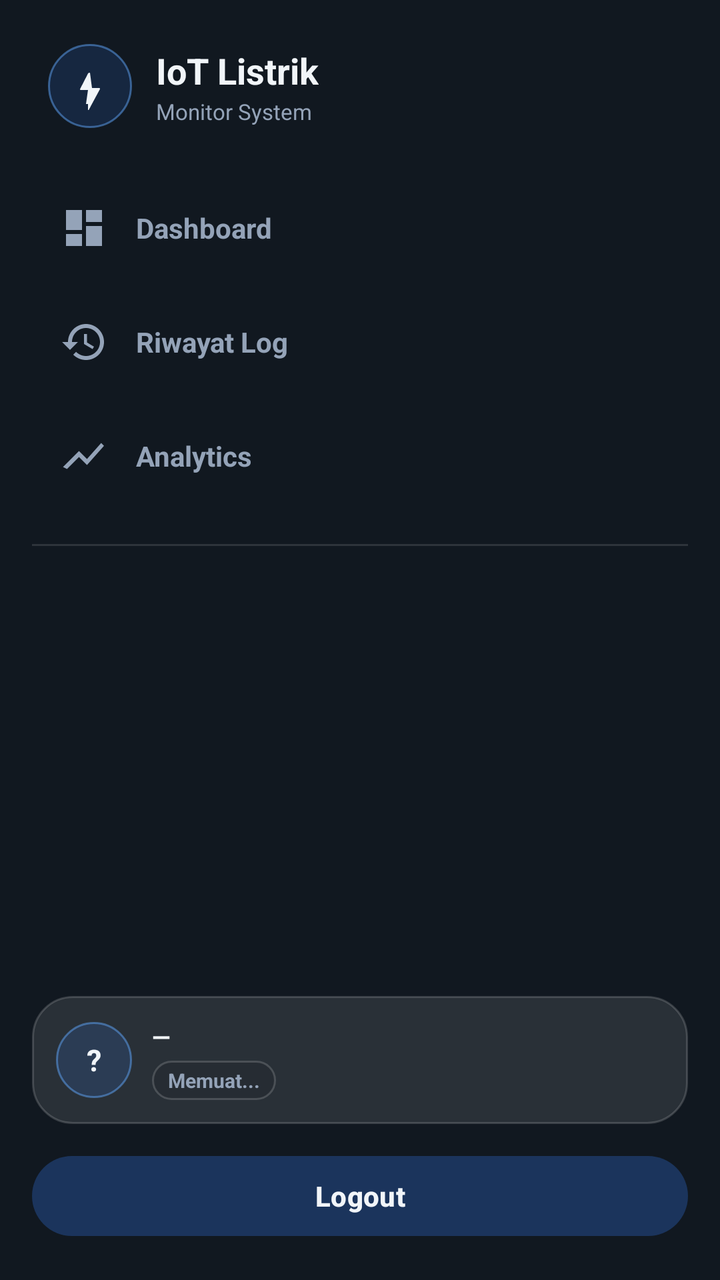
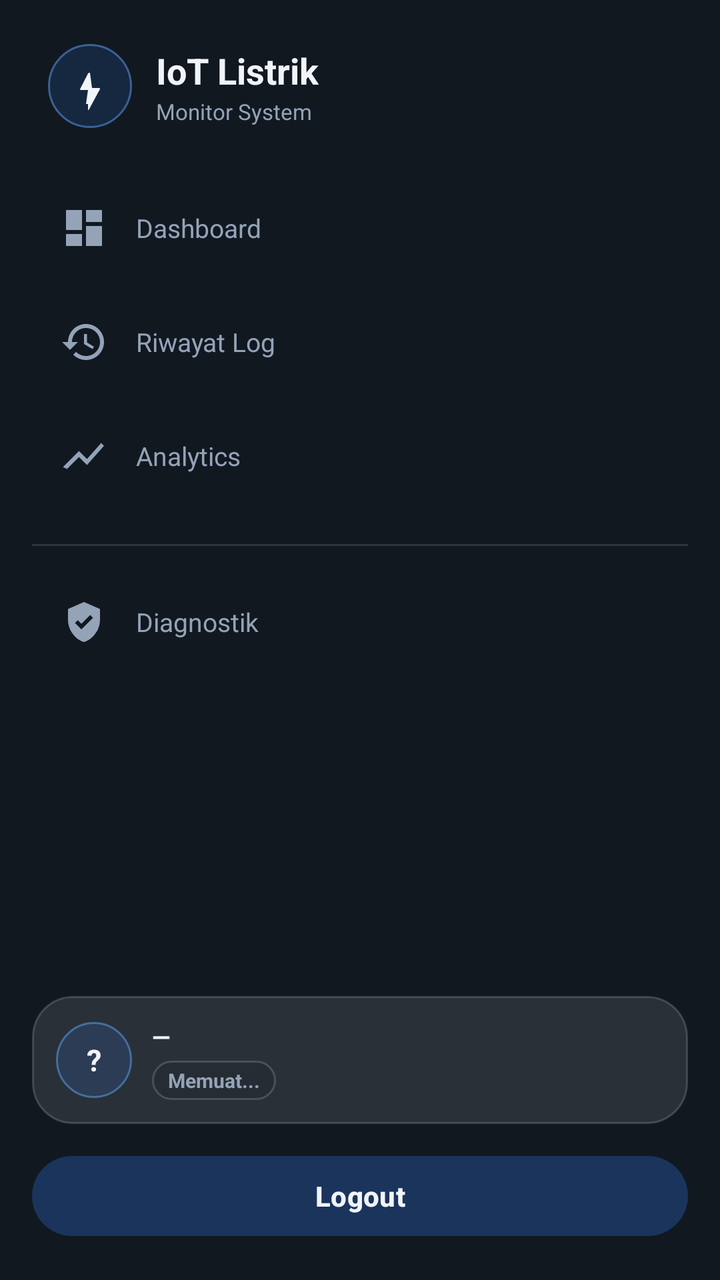

Compare the two renders of this Android layout. The source of the first and the diff that turns it into the second are given below.
<!-- AndroidManifest.xml: application theme Theme.IoTListrik -->
<!-- res/layout/view_sidebar_drawer.xml -->
<?xml version="1.0" encoding="utf-8"?>
<LinearLayout xmlns:android="http://schemas.android.com/apk/res/android"
    android:id="@+id/sidebarDrawer"
    android:layout_width="304dp"
    android:layout_height="match_parent"
    android:layout_gravity="start"
    android:background="@color/bg_surface"
    android:elevation="20dp"
    android:fitsSystemWindows="true"
    android:orientation="vertical"
    android:paddingHorizontal="16dp"
    android:paddingTop="22dp"
    android:paddingBottom="18dp">

    <LinearLayout
        android:layout_width="match_parent"
        android:layout_height="wrap_content"
        android:gravity="center_vertical"
        android:orientation="horizontal"
        android:paddingHorizontal="8dp"
        android:paddingBottom="24dp">

        <LinearLayout
            android:layout_width="42dp"
            android:layout_height="42dp"
            android:background="@drawable/bg_drawer_avatar"
            android:gravity="center">

            <ImageView
                android:layout_width="24dp"
                android:layout_height="24dp"
                android:contentDescription="IoT Listrik"
                android:src="@drawable/ic_bolt"
                android:tint="@color/text_primary" />
        </LinearLayout>

        <LinearLayout
            android:layout_width="0dp"
            android:layout_height="wrap_content"
            android:layout_marginStart="12dp"
            android:layout_weight="1"
            android:orientation="vertical">

            <TextView
                android:layout_width="wrap_content"
                android:layout_height="wrap_content"
                android:text="IoT Listrik"
                android:textColor="@color/text_primary"
                android:textSize="18sp"
                android:textStyle="bold" />

            <TextView
                android:layout_width="wrap_content"
                android:layout_height="wrap_content"
                android:layout_marginTop="1dp"
                android:text="Monitor System"
                android:textColor="@color/text_secondary"
                android:textSize="11sp" />
        </LinearLayout>
    </LinearLayout>

    <TextView
        android:id="@+id/btnDrawerDashboard"
        android:layout_width="match_parent"
        android:layout_height="52dp"
        android:background="@drawable/bg_drawer_nav"
        android:clickable="true"
        android:drawablePadding="14dp"
        android:drawableStart="@drawable/ic_dashboard"
        android:drawableTint="@color/text_secondary"
        android:focusable="true"
        android:foreground="?attr/selectableItemBackground"
        android:gravity="center_vertical"
        android:paddingHorizontal="14dp"
        android:text="Dashboard"
        android:textColor="@color/drawer_nav_text"
        android:textSize="14sp"
        android:textStyle="bold" />

    <TextView
        android:id="@+id/btnDrawerHistory"
        android:layout_width="match_parent"
        android:layout_height="52dp"
        android:layout_marginTop="5dp"
        android:background="@drawable/bg_drawer_nav"
        android:clickable="true"
        android:drawablePadding="14dp"
        android:drawableStart="@drawable/ic_history"
        android:drawableTint="@color/text_secondary"
        android:focusable="true"
        android:foreground="?attr/selectableItemBackground"
        android:gravity="center_vertical"
        android:paddingHorizontal="14dp"
        android:text="Riwayat Log"
        android:textColor="@color/drawer_nav_text"
        android:textSize="14sp"
        android:textStyle="bold" />

    <TextView
        android:id="@+id/btnDrawerAnalytics"
        android:layout_width="match_parent"
        android:layout_height="52dp"
        android:layout_marginTop="5dp"
        android:background="@drawable/bg_drawer_nav"
        android:clickable="true"
        android:drawablePadding="14dp"
        android:drawableStart="@drawable/ic_chart"
        android:drawableTint="@color/text_secondary"
        android:focusable="true"
        android:foreground="?attr/selectableItemBackground"
        android:gravity="center_vertical"
        android:paddingHorizontal="14dp"
        android:text="Analytics"
        android:textColor="@color/drawer_nav_text"
        android:textSize="14sp"
        android:textStyle="bold" />

    <View
        android:layout_width="match_parent"
        android:layout_height="1dp"
        android:layout_marginTop="18dp"
        android:background="#1FFFFFFF" />

    <Space
        android:layout_width="match_parent"
        android:layout_height="0dp"
        android:layout_weight="1" />

    <LinearLayout
        android:layout_width="match_parent"
        android:layout_height="wrap_content"
        android:background="@drawable/bg_glass"
        android:gravity="center_vertical"
        android:orientation="horizontal"
        android:padding="12dp">

        <TextView
            android:id="@+id/tvDrawerAvatar"
            android:layout_width="38dp"
            android:layout_height="38dp"
            android:background="@drawable/bg_drawer_avatar"
            android:gravity="center"
            android:text="?"
            android:textColor="@color/text_primary"
            android:textSize="15sp"
            android:textStyle="bold" />

        <LinearLayout
            android:layout_width="0dp"
            android:layout_height="wrap_content"
            android:layout_marginStart="10dp"
            android:layout_weight="1"
            android:orientation="vertical">

            <TextView
                android:id="@+id/tvDrawerEmail"
                android:layout_width="match_parent"
                android:layout_height="wrap_content"
                android:ellipsize="end"
                android:maxLines="1"
                android:text="—"
                android:textColor="@color/text_primary"
                android:textSize="12sp"
                android:textStyle="bold" />

            <TextView
                android:id="@+id/tvDrawerRole"
                android:layout_width="wrap_content"
                android:layout_height="wrap_content"
                android:layout_marginTop="4dp"
                android:background="@drawable/bg_log_tabs_container"
                android:paddingHorizontal="8dp"
                android:paddingVertical="3dp"
                android:text="Memuat..."
                android:textColor="@color/text_secondary"
                android:textSize="10sp"
                android:textStyle="bold" />
        </LinearLayout>
    </LinearLayout>

    <Button
        android:id="@+id/btnDrawerLogout"
        android:layout_width="match_parent"
        android:layout_height="48dp"
        android:layout_marginTop="12dp"
        android:backgroundTint="#263B82F6"
        android:drawablePadding="8dp"
        android:drawableStart="@drawable/ic_logout"
        android:drawableTint="@color/text_primary"
        android:text="Logout"
        android:textAllCaps="false"
        android:textColor="@color/text_primary"
        android:textStyle="bold" />

</LinearLayout>
<!-- resources referenced by this layout -->
<resources>
  <color name="bg_surface">#111820</color>
  <color name="text_primary">#f1f5f9</color>
  <color name="text_secondary">#94a3b8</color>
  <!-- drawable bg_drawer_avatar (drawable) -->
  <?xml version="1.0" encoding="utf-8"?>
  <shape xmlns:android="http://schemas.android.com/apk/res/android">
      <solid android:color="#263B82F6" />
      <stroke android:width="1dp" android:color="#8060A5FA" />
      <corners android:radius="999dp" />
  </shape>
  <!-- drawable bg_glass (drawable) -->
  <?xml version="1.0" encoding="utf-8"?>
  <shape xmlns:android="http://schemas.android.com/apk/res/android">
      <solid android:color="#1AFFFFFF"/>
      <stroke android:width="1dp" android:color="#2AFFFFFF"/>
      <corners android:radius="20dp"/>
  </shape>
  <color name="bg_base">#0b1117</color>
  <color name="primary">#22b7ff</color>
  <!-- unchanged entries left out for length: 8 -->
</resources>

<!-- the commit's change to res/layout/view_sidebar_drawer.xml (unified diff, before → after) -->
@@ -1,17 +1,22 @@
 <?xml version="1.0" encoding="utf-8"?>
-<LinearLayout xmlns:android="http://schemas.android.com/apk/res/android"
+<androidx.core.widget.NestedScrollView xmlns:android="http://schemas.android.com/apk/res/android"
     android:id="@+id/sidebarDrawer"
     android:layout_width="304dp"
     android:layout_height="match_parent"
     android:layout_gravity="start"
     android:background="@color/bg_surface"
     android:elevation="20dp"
-    android:fitsSystemWindows="true"
-    android:orientation="vertical"
-    android:paddingHorizontal="16dp"
-    android:paddingTop="22dp"
-    android:paddingBottom="18dp">
-
+    android:fillViewport="true"
+    android:fitsSystemWindows="true">
+
+    <LinearLayout
+        android:layout_width="match_parent"
+        android:layout_height="match_parent"
+        android:minHeight="640dp"
+        android:orientation="vertical"
+        android:paddingHorizontal="16dp"
+        android:paddingTop="22dp"
+        android:paddingBottom="18dp">
     <LinearLayout
         android:layout_width="match_parent"
         android:layout_height="wrap_content"
@@ -74,8 +79,8 @@
         android:paddingHorizontal="14dp"
         android:text="Dashboard"
         android:textColor="@color/drawer_nav_text"
-        android:textSize="14sp"
-        android:textStyle="bold" />
+        android:textSize="13sp"
+        android:textStyle="normal" />
 
     <TextView
         android:id="@+id/btnDrawerHistory"
@@ -93,8 +98,8 @@
         android:paddingHorizontal="14dp"
         android:text="Riwayat Log"
         android:textColor="@color/drawer_nav_text"
-        android:textSize="14sp"
-        android:textStyle="bold" />
+        android:textSize="13sp"
+        android:textStyle="normal" />
 
     <TextView
         android:id="@+id/btnDrawerAnalytics"
@@ -112,14 +117,113 @@
         android:paddingHorizontal="14dp"
         android:text="Analytics"
         android:textColor="@color/drawer_nav_text"
-        android:textSize="14sp"
-        android:textStyle="bold" />
+        android:textSize="13sp"
+        android:textStyle="normal" />
 
     <View
         android:layout_width="match_parent"
         android:layout_height="1dp"
         android:layout_marginTop="18dp"
         android:background="#1FFFFFFF" />
+
+    <TextView
+        android:id="@+id/btnDrawerDiagnostics"
+        android:layout_width="match_parent"
+        android:layout_height="52dp"
+        android:layout_marginTop="12dp"
+        android:background="@drawable/bg_drawer_nav"
+        android:clickable="true"
+        android:drawablePadding="14dp"
+        android:drawableStart="@drawable/ic_shield"
+        android:drawableTint="@color/text_secondary"
+        android:focusable="true"
+        android:foreground="?attr/selectableItemBackground"
+        android:gravity="center_vertical"
+        android:paddingHorizontal="14dp"
+        android:text="Diagnostik"
+        android:textColor="@color/drawer_nav_text"
+        android:textSize="13sp"
+        android:textStyle="normal" />
+
+    <TextView
+        android:id="@+id/btnDrawerSettings"
+        android:layout_width="match_parent"
+        android:layout_height="52dp"
+        android:layout_marginTop="5dp"
+        android:background="@drawable/bg_drawer_nav"
+        android:clickable="true"
+        android:drawablePadding="14dp"
+        android:drawableStart="@drawable/ic_settings"
+        android:drawableTint="@color/text_secondary"
+        android:focusable="true"
+        android:foreground="?attr/selectableItemBackground"
+        android:gravity="center_vertical"
+        android:paddingHorizontal="14dp"
+        android:text="Pengaturan Sistem"
+        android:textColor="@color/drawer_nav_text"
+        android:textSize="13sp"
+        android:textStyle="normal"
+        android:visibility="gone" />
+
+    <TextView
+        android:id="@+id/btnDrawerTelegram"
+        android:layout_width="match_parent"
+        android:layout_height="52dp"
+        android:layout_marginTop="5dp"
+        android:background="@drawable/bg_drawer_nav"
+        android:clickable="true"
+        android:drawablePadding="14dp"
+        android:drawableStart="@drawable/ic_notifications"
+        android:drawableTint="@color/text_secondary"
+        android:focusable="true"
+        android:foreground="?attr/selectableItemBackground"
+        android:gravity="center_vertical"
+        android:paddingHorizontal="14dp"
+        android:text="Telegram"
+        android:textColor="@color/drawer_nav_text"
+        android:textSize="13sp"
+        android:textStyle="normal"
+        android:visibility="gone" />
+
+    <TextView
+        android:id="@+id/btnDrawerDiscord"
+        android:layout_width="match_parent"
+        android:layout_height="52dp"
+        android:layout_marginTop="5dp"
+        android:background="@drawable/bg_drawer_nav"
+        android:clickable="true"
+        android:drawablePadding="14dp"
+        android:drawableStart="@drawable/ic_cloud_sync"
+        android:drawableTint="@color/text_secondary"
+        android:focusable="true"
+        android:foreground="?attr/selectableItemBackground"
+        android:gravity="center_vertical"
+        android:paddingHorizontal="14dp"
+        android:text="Discord"
+        android:textColor="@color/drawer_nav_text"
+        android:textSize="13sp"
+        android:textStyle="normal"
+        android:visibility="gone" />
+
+    <TextView
+        android:id="@+id/btnDrawerUsers"
+        android:layout_width="match_parent"
+        android:layout_height="52dp"
+        android:layout_marginTop="5dp"
+        android:background="@drawable/bg_drawer_nav"
+        android:clickable="true"
+        android:drawablePadding="14dp"
+        android:drawableStart="@drawable/ic_dashboard"
+        android:drawableTint="@color/text_secondary"
+        android:focusable="true"
+        android:foreground="?attr/selectableItemBackground"
+        android:gravity="center_vertical"
+        android:paddingHorizontal="14dp"
+        android:text="Pengguna"
+        android:textColor="@color/drawer_nav_text"
+        android:textSize="13sp"
+        android:textStyle="normal"
+        android:visibility="gone" />
 
     <Space
         android:layout_width="match_parent"
@@ -192,4 +296,5 @@
         android:textColor="@color/text_primary"
         android:textStyle="bold" />
 
-</LinearLayout>
+    </LinearLayout>
+</androidx.core.widget.NestedScrollView>
<!-- resource entries referenced after the edit -->
@@ -17,6 +17,47 @@
       <stroke android:width="1dp" android:color="#2AFFFFFF"/>
       <corners android:radius="20dp"/>
   </shape>
+  <!-- drawable ic_cloud_sync (drawable) -->
+  <vector xmlns:android="http://schemas.android.com/apk/res/android"
+      android:width="24dp"
+      android:height="24dp"
+      android:viewportWidth="24"
+      android:viewportHeight="24">
+      <path
+          android:fillColor="#FFFFFFFF"
+          android:pathData="M19.35,10.04C18.67,6.59 15.64,4 12,4C9.11,4 6.6,5.64 5.35,8.04C2.34,8.36 0,10.91 0,14c0,3.31 2.69,6 6,6h13c2.76,0 5,-2.24 5,-5c0,-2.64 -2.05,-4.78 -4.65,-4.96zM19,18H6c-2.21,0 -4,-1.79 -4,-4c0,-2.05 1.53,-3.73 3.54,-3.97L6.61,9.91L7.11,8.93C8.08,7.03 9.97,6 12,6c2.58,0 4.83,1.76 5.43,4.27l0.3,1.5l1.54,0.11C21.08,11.77 22,12.79 22,14.05C22,16.25 20.21,18 18,18zM13,12l-3,3 3,3v-2h4v-2h-4zM20,13v2h-4v2l3,-3 -3,-3v2z" />
+  </vector>
+  <!-- drawable ic_notifications (drawable) -->
+  <vector xmlns:android="http://schemas.android.com/apk/res/android"
+      android:width="24dp"
+      android:height="24dp"
+      android:viewportWidth="24"
+      android:viewportHeight="24">
+      <path
+          android:fillColor="#FFFFFFFF"
+          android:pathData="M12,22c1.1,0 1.99,-0.9 1.99,-2h-4C10,21.1 10.9,22 12,22zM18,16v-5c0,-3.07 -1.64,-5.64 -4.5,-6.32V4c0,-0.83 -0.67,-1.5 -1.5,-1.5S10.5,3.17 10.5,4v0.68C7.64,5.36 6,7.92 6,11v5l-2,2v1h16v-1z" />
+  </vector>
+  <!-- drawable ic_settings (drawable) -->
+  <?xml version="1.0" encoding="utf-8"?>
+  <vector xmlns:android="http://schemas.android.com/apk/res/android"
+      android:width="24dp"
+      android:height="24dp"
+      android:viewportWidth="24.0"
+      android:viewportHeight="24.0">
+      <path
+          android:fillColor="#FFFFFFFF"
+          android:pathData="M19.14,12.94c0.04-0.3,0.06-0.61,0.06-0.94c0-0.32-0.02-0.64-0.06-0.94l2.03-1.58c0.18-0.14,0.23-0.41,0.12-0.61 l-1.92-3.32c-0.12-0.22-0.37-0.29-0.59-0.22l-2.39,0.96c-0.5-0.38-1.03-0.7-1.62-0.94L14.4,2.81c-0.04-0.24-0.24-0.41-0.48-0.41 h-3.84c-0.24,0-0.43,0.17-0.47,0.41L9.25,5.35C8.66,5.59,8.12,5.92,7.63,6.29L5.24,5.33c-0.22-0.08-0.47,0-0.59,0.22L2.73,8.87 C2.62,9.08,2.66,9.34,2.86,9.48l2.03,1.58C4.84,11.36,4.8,11.69,4.8,12s0.02,0.64,0.06,0.94l-2.03,1.58 c-0.18,0.14-0.23,0.41-0.12,0.61l1.92,3.32c0.12,0.22,0.37,0.29,0.59,0.22l2.39-0.96c0.5,0.38,1.03,0.7,1.62,0.94l0.36,2.54 c0.05,0.24,0.24,0.41,0.48,0.41h3.84c0.24,0,0.43-0.17,0.47-0.41l0.36-2.54c0.59-0.24,1.13-0.56,1.62-0.94l2.39,0.96 c0.22,0.08,0.47,0,0.59-0.22l1.92-3.32c0.12-0.22,0.07-0.49-0.12-0.61L19.14,12.94z M12,15.6c-1.98,0-3.6-1.62-3.6-3.6 s1.62-3.6,3.6-3.6s3.6,1.62,3.6,3.6S13.98,15.6,12,15.6z"/>
+  </vector>
+  <!-- drawable ic_shield (drawable) -->
+  <vector xmlns:android="http://schemas.android.com/apk/res/android"
+      android:width="24dp"
+      android:height="24dp"
+      android:viewportWidth="24"
+      android:viewportHeight="24">
+      <path
+          android:fillColor="#FFFFFFFF"
+          android:pathData="M12,2L4,5.5v5.3c0,5.05 3.41,9.77 8,11.2 4.59,-1.43 8,-6.15 8,-11.2V5.5zM10.7,15.7L7.5,12.5l1.41,-1.41 1.79,1.79 4.39,-4.39 1.41,1.41z" />
+  </vector>
   <color name="bg_base">#0b1117</color>
   <color name="primary">#22b7ff</color>
   <!-- unchanged entries left out for length: 8 -->
